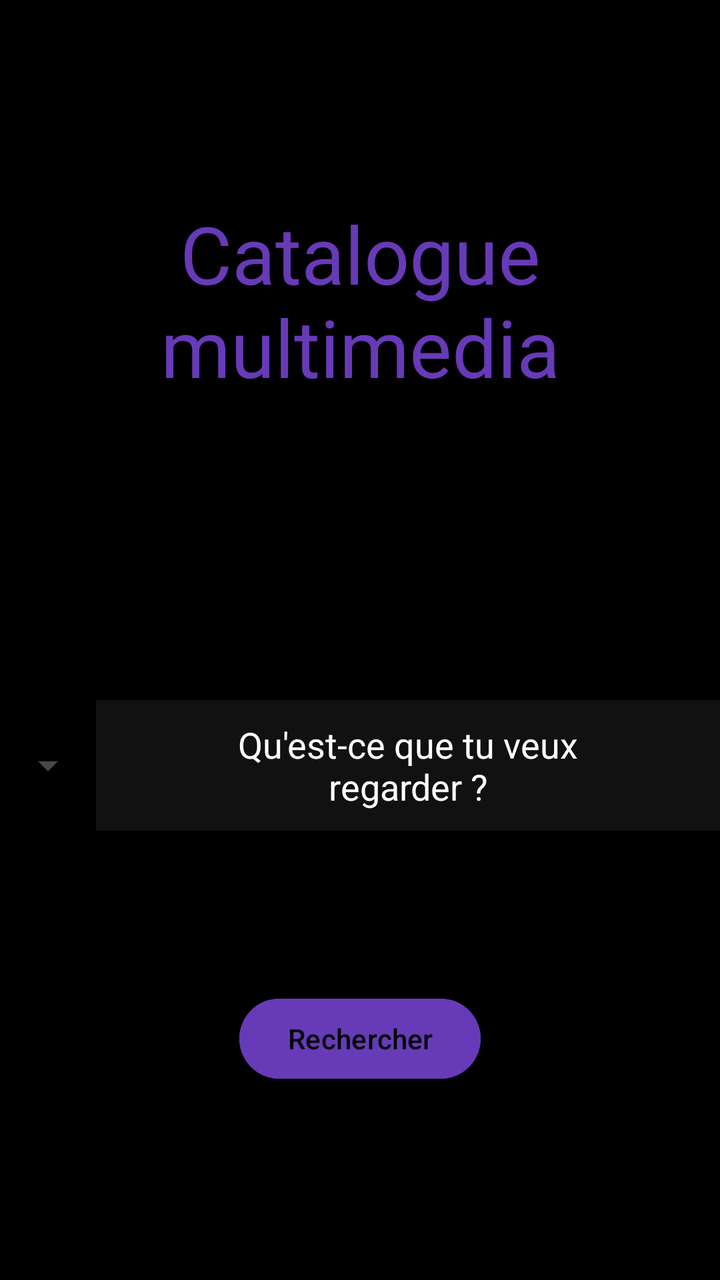
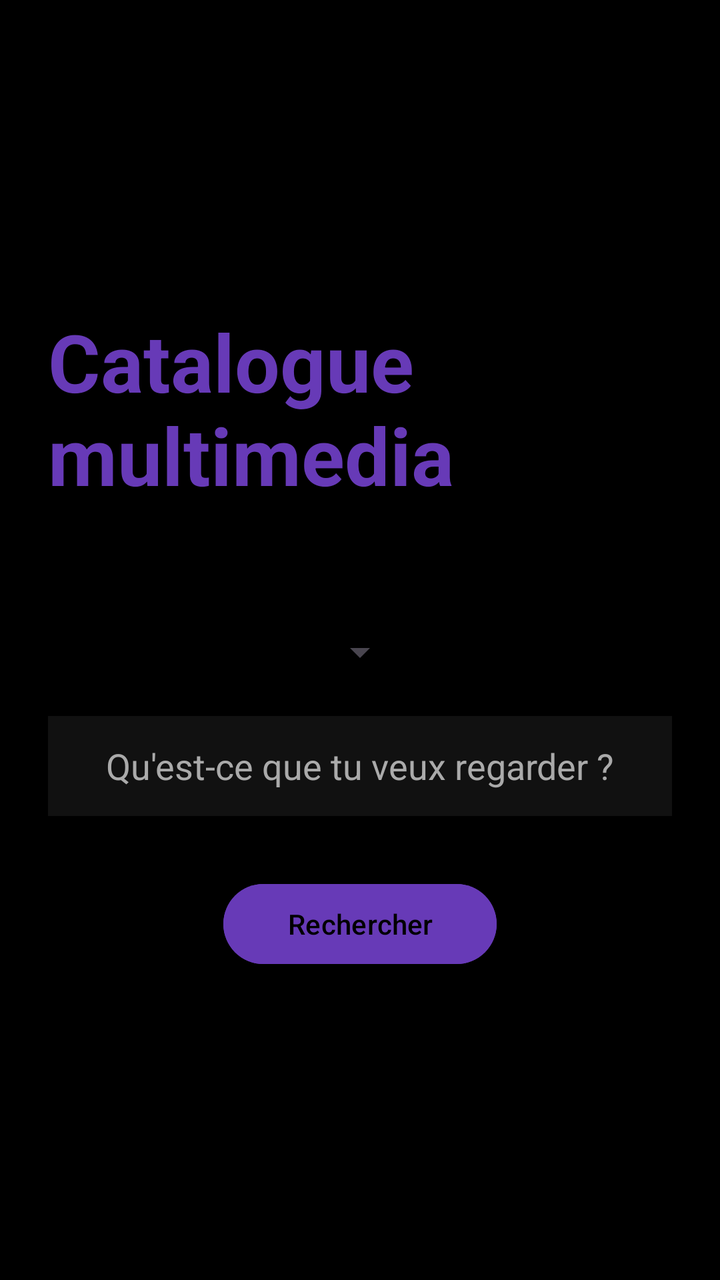

The first picture is an Android layout as it rendered before a commit; the second is the same layout after the commit. The layout source and the unified diff follow.
<!-- AndroidManifest.xml: application theme Theme.CatalogueMultimedia -->
<!-- res/layout/fragment_welcome.xml -->
<?xml version="1.0" encoding="utf-8"?>
<LinearLayout xmlns:android="http://schemas.android.com/apk/res/android"
    xmlns:tools="http://schemas.android.com/tools"
    android:layout_width="match_parent"
    android:layout_height="match_parent"
    android:orientation="vertical"
    tools:context=".WelcomeFragment"
    android:gravity="center_horizontal"
    android:fitsSystemWindows="true"
    android:background="#000000">

    <TextView
        android:layout_width="match_parent"
        android:layout_height="wrap_content"
        android:padding="30dp"
        android:layout_marginVertical="70dp"
        android:textSize="40sp"
        android:textAlignment="center"
        android:textColor="#673AB7"
        android:text="@string/app_name" />

    <LinearLayout
        android:layout_width="match_parent"
        android:layout_height="wrap_content"
        android:orientation="horizontal"
        android:paddingVertical="50dp"
        android:gravity="center_horizontal">
        <Spinner
            android:id="@+id/contentTypeSpinner"
            android:layout_width="wrap_content"
            android:layout_height="match_parent"
            android:spinnerMode="dialog" />
        <EditText
            android:id="@+id/searchEditText"
            android:layout_width="wrap_content"
            android:layout_height="wrap_content"
            android:paddingVertical="10dp"
            android:paddingHorizontal="50dp"
            android:textColorHint="#ffffff"
            android:background="#111111"
            android:textAlignment="center"
            android:hint="Qu'est-ce que tu veux regarder ?"
            tools:ignore="InvalidId" />
    </LinearLayout>

    <Button
        android:id="@+id/searchButton"
        android:layout_width="wrap_content"
        android:layout_height="wrap_content"
        android:layout_marginTop="30dp"
        android:paddingHorizontal="24dp"
        android:textSize="14sp"
        android:backgroundTint="#673AB7"
        android:textColor="#000000"
        android:text="Rechercher" />

</LinearLayout>
<!-- resources referenced by this layout -->
<resources>
  <string name="app_name">Catalogue multimedia</string>
  <style name="Theme.CatalogueMultimedia" parent="Base.Theme.CatalogueMultimedia" />
  <style name="Base.Theme.CatalogueMultimedia" parent="Theme.Material3.DayNight.NoActionBar">
          
          
      </style>
</resources>

<!-- the commit's change to res/layout/fragment_welcome.xml (unified diff, before → after) -->
@@ -1,57 +1,56 @@
 <?xml version="1.0" encoding="utf-8"?>
 <LinearLayout xmlns:android="http://schemas.android.com/apk/res/android"
-    xmlns:tools="http://schemas.android.com/tools"
     android:layout_width="match_parent"
     android:layout_height="match_parent"
     android:orientation="vertical"
-    tools:context=".WelcomeFragment"
-    android:gravity="center_horizontal"
-    android:fitsSystemWindows="true"
-    android:background="#000000">
+    android:gravity="center"
+    android:background="#000000"
+    android:padding="24dp">
 
+    
     <TextView
-        android:layout_width="match_parent"
+        android:layout_width="wrap_content"
         android:layout_height="wrap_content"
-        android:padding="30dp"
-        android:layout_marginVertical="70dp"
+        android:text="@string/app_name"
         android:textSize="40sp"
-        android:textAlignment="center"
         android:textColor="#673AB7"
-        android:text="@string/app_name" />
+        android:textStyle="bold"
+        android:layout_marginBottom="60dp" />
 
+    
     <LinearLayout
         android:layout_width="match_parent"
         android:layout_height="wrap_content"
-        android:orientation="horizontal"
-        android:paddingVertical="50dp"
-        android:gravity="center_horizontal">
+        android:orientation="vertical"
+        android:gravity="center">
+
         <Spinner
             android:id="@+id/contentTypeSpinner"
             android:layout_width="wrap_content"
-            android:layout_height="match_parent"
-            android:spinnerMode="dialog" />
+            android:layout_height="wrap_content"
+            android:layout_marginBottom="20dp" />
+
         <EditText
             android:id="@+id/searchEditText"
+            android:layout_width="match_parent"
+            android:layout_height="50dp"
+            android:background="#111111"
+            android:hint="Qu'est-ce que tu veux regarder ?"
+            android:textColor="#FFFFFF"
+            android:textColorHint="#AAAAAA"
+            android:paddingHorizontal="20dp"
+            android:gravity="center" />
+
+        <Button
+            android:id="@+id/searchButton"
             android:layout_width="wrap_content"
             android:layout_height="wrap_content"
-            android:paddingVertical="10dp"
-            android:paddingHorizontal="50dp"
-            android:textColorHint="#ffffff"
-            android:background="#111111"
-            android:textAlignment="center"
-            android:hint="Qu'est-ce que tu veux regarder ?"
-            tools:ignore="InvalidId" />
+            android:text="Rechercher"
+            android:layout_marginTop="30dp"
+            android:backgroundTint="#673AB7"
+            android:textColor="#000000"
+            android:paddingHorizontal="32dp" />
+
     </LinearLayout>
 
-    <Button
-        android:id="@+id/searchButton"
-        android:layout_width="wrap_content"
-        android:layout_height="wrap_content"
-        android:layout_marginTop="30dp"
-        android:paddingHorizontal="24dp"
-        android:textSize="14sp"
-        android:backgroundTint="#673AB7"
-        android:textColor="#000000"
-        android:text="Rechercher" />
-
 </LinearLayout>
